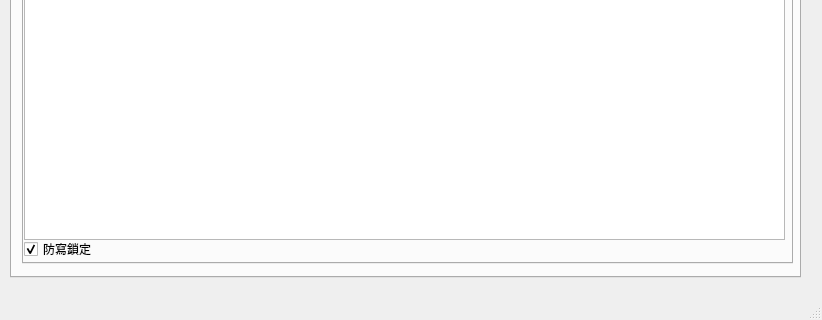
The window that mainwindow.ui (chungyihung/running_club) describes before a commit, drawn with Qt 5; both pictures show x 0 to 822 and y 356 to 676 of the 822 by 676 pixel window.
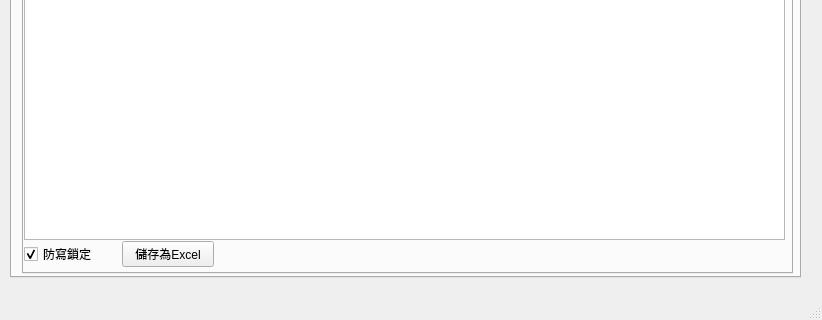
The same window after the commit. The open tabs and pages were chosen to show the change. Icons and pictures are not drawn.

```diff
--- a/mainwindow.ui
+++ b/mainwindow.ui
@@ -36,7 +36,7 @@
         <x>10</x>
         <y>10</y>
         <width>771</width>
-        <height>551</height>
+        <height>561</height>
        </rect>
       </property>
       <property name="currentIndex">
@@ -414,21 +414,34 @@
          </property>
         </widget>
        </widget>
-       <widget class="QCheckBox" name="chkb_modifiable_lock">
+       <widget class="QWidget" name="horizontalLayoutWidget">
         <property name="geometry">
          <rect>
           <x>0</x>
           <y>500</y>
-          <width>87</width>
-          <height>20</height>
+          <width>190</width>
+          <height>31</height>
          </rect>
         </property>
+        <layout class="QHBoxLayout" name="horizontalLayout_5">
+         <item>
+          <widget class="QCheckBox" name="chkb_modifiable_lock">
         <property name="text">
          <string>防寫鎖定</string>
         </property>
         <property name="checked">
          <bool>true</bool>
         </property>
+          </widget>
+         </item>
+         <item>
+          <widget class="QPushButton" name="btn_mbr_tbl_save_to_excel">
+           <property name="text">
+            <string>儲存為Excel</string>
+           </property>
+          </widget>
+         </item>
+        </layout>
        </widget>
       </widget>
      </widget>
```
Lines whose indentation alone changed are shown as unchanged.
